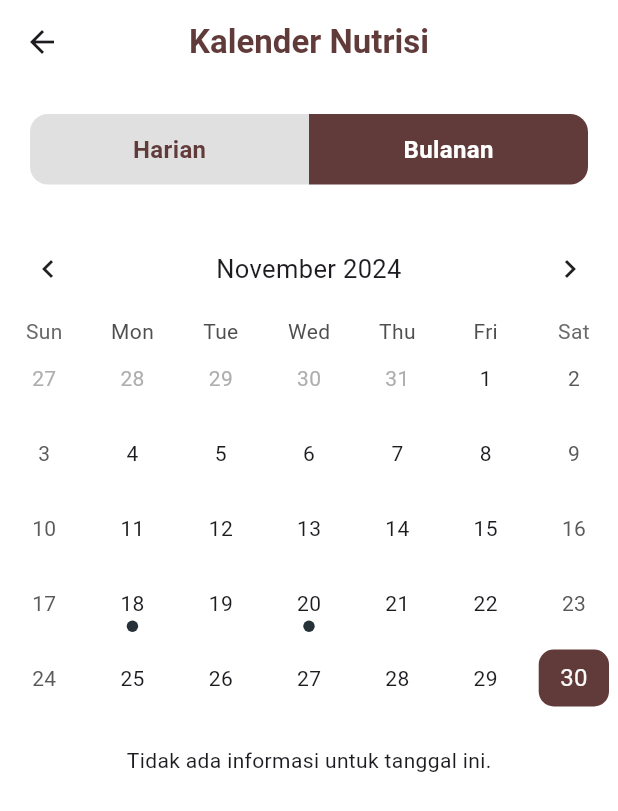
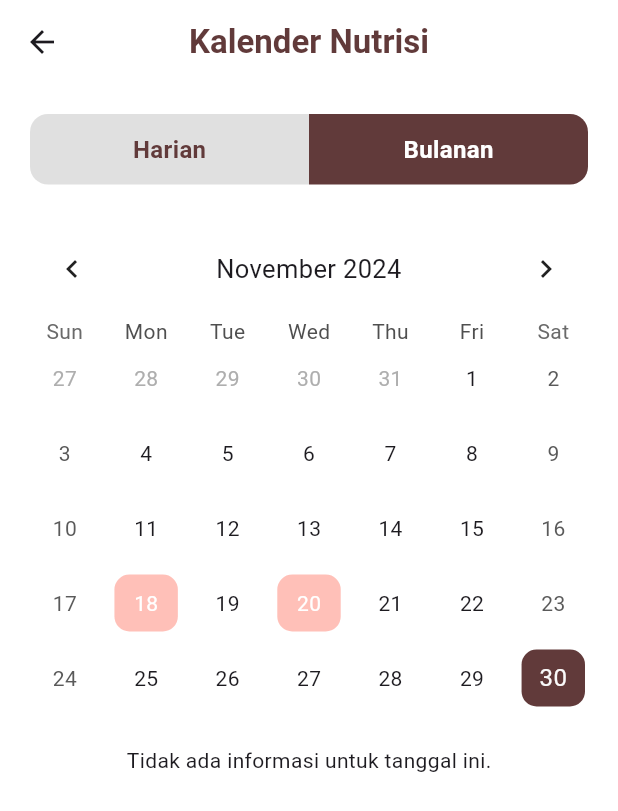
Before and after one commit to nailahazhr/tekber-finalproject, a Flutter app: the CalendarScreen screen opened directly, after a tap on "Bulanan", on a phone screen of 412 x 824 dp. Shown: the top 811 px of the screen. Run offline on Flutter 3.47's test engine with Material 3 defaults, Android fonts, the phone set to English and light mode, and no system bars; drawn by our look-alikes of table_calendar.

Commit message:
Update calendar_screen.dart

```diff
--- a/lib/screens/calendar_screen.dart
+++ b/lib/screens/calendar_screen.dart
@@ -2,6 +2,7 @@ import 'package:flutter/material.dart';
 import '../constants/colors.dart';
 import 'package:table_calendar/table_calendar.dart';
 import '../model/calendar_model.dart';
+import '../constants/calendar_data.dart'; // Import file data
 
 class CalendarScreen extends StatefulWidget {
   CalendarScreen({Key? key}) : super(key: key);
@@ -11,33 +12,11 @@ class CalendarScreen extends StatefulWidget {
 }
 
 class _CalendarScreenState extends State<CalendarScreen> {
-  // Status untuk pilihan tampilan Harian atau Bulanan
   bool _isHarianSelected = true;
 
-  // Konfigurasi kalender
   CalendarFormat _calendarFormat = CalendarFormat.month;
   DateTime _selectedDay = DateTime.now();
   DateTime _focusedDay = DateTime.now();
-
-  // Tanggal yang ingin ditandai
-  final _holidayDates = [
-    DateTime(2024, 11, 18),
-    DateTime(2024, 11, 20),
-  ];
-
-  // Data batas maksimal (contoh data)
-  final Map<DateTime, List<Batas>> batasMaksimal = {
-    DateTime(2024, 11, 18): [
-      Batas(jenis: "Lemak", batas: 65.0),
-      Batas(jenis: "Gula", batas: 50.0),
-      Batas(jenis: "Garam", batas: 5.0),
-    ],
-    DateTime(2024, 11, 20): [
-      Batas(jenis: "Lemak", batas: 70.0),
-      Batas(jenis: "Gula", batas: 45.0),
-      Batas(jenis: "Garam", batas: 6.0),
-    ],
-  };
 
   void _onDaySelected(DateTime selectedDay, DateTime focusedDay) {
     setState(() {
@@ -50,6 +29,7 @@ class _CalendarScreenState extends State<CalendarScreen> {
   Widget build(BuildContext context) {
     return Scaffold(
       backgroundColor: Colors.white,
+      // Header
       appBar: AppBar(
         backgroundColor: Colors.white,
         title: Text(
@@ -77,7 +57,7 @@ class _CalendarScreenState extends State<CalendarScreen> {
     );
   }
 
-  // Widget untuk bagian pilihan Harian atau Bulanan
+  // Sections
   Widget _buildSections() {
     return Row(
       children: [
@@ -145,14 +125,12 @@ class _CalendarScreenState extends State<CalendarScreen> {
     );
   }
 
-  // Widget untuk konten Harian
   Widget _buildHarianContent() {
     return Center(
       child: Text("Konten Harian"),
     );
   }
 
-  // Widget untuk konten Bulanan
   Widget _buildBulananContent() {
     return Column(
       children: [
@@ -175,6 +153,7 @@ class _CalendarScreenState extends State<CalendarScreen> {
                     style: const TextStyle(
                       fontSize: 18,
                       fontWeight: FontWeight.bold,
+                      color: tThirdColor,
                     ),
                   ),
                   SizedBox(height: 12),
@@ -197,9 +176,10 @@ class _CalendarScreenState extends State<CalendarScreen> {
     );
   }
 
-  // Widget untuk kalender
   Widget _Calendar() {
-    return TableCalendar(
+    return Padding(
+      padding: const EdgeInsets.symmetric(horizontal: 16.0), // Tambahkan jarak ke kanan dan kiri
+      child: TableCalendar(
         rowHeight: 50,
         headerStyle: HeaderStyle(
           formatButtonVisible: false,
@@ -220,49 +200,56 @@ class _CalendarScreenState extends State<CalendarScreen> {
             color: tAccentColor2,
             borderRadius: BorderRadius.circular(10),
           ),
+          holidayTextStyle: TextStyle(
+            color: Colors.white,
+          ),
           holidayDecoration: BoxDecoration(
             color: tAccentColor2,
             borderRadius: BorderRadius.circular(10),
           ),
         ),
+        holidayPredicate: (day) {
+          return holidayDates.any((holiday) => isSameDay(holiday, day));
+        },
         eventLoader: (day) {
-        if (_holidayDates.any((holiday) => isSameDay(holiday, day))) {
-          return [""];
-        }
           return [];
         },
+      ),
     );
   }
 
-  // Widget untuk card batas maksimal
+
   Widget _buildInfoCard(Batas batas) {
     return Card(
       elevation: 3,
+      color: const Color.fromARGB(255, 248, 248, 248),
       shape: RoundedRectangleBorder(
         borderRadius: BorderRadius.circular(12),
       ),
       child: Container(
-        width: 150,
-        height: 180,
-        padding: EdgeInsets.only(left:(10), right:(10), top:(24), bottom:(24)),
+        // Gunakan MediaQuery untuk mengambil lebar layar
+        width: MediaQuery.of(context).size.width * 0.3,
+        padding: EdgeInsets.all(16),
         child: Column(
           mainAxisAlignment: MainAxisAlignment.spaceBetween,
           crossAxisAlignment: CrossAxisAlignment.center,
           children: [
             Text(
-              "Konsumsi ${batas.jenis}",
+              "Konsumsi"+"\n${batas.jenis}",
+              textAlign: TextAlign.center,
               style: TextStyle(
                 fontSize: 16,
                 fontWeight: FontWeight.bold,
                 color: tThirdColor,
               ),
             ),
-            SizedBox(height: 4),
+            SizedBox(height: 8),
             Text(
               "Batas Konsumsi ${batas.jenis} Harian Anda Maksimal (gram):",
-              style: TextStyle(fontSize: 12, color: Colors.grey[600]),
+              textAlign: TextAlign.center,
+              style: TextStyle(fontSize: 12, color: const Color.fromARGB(255, 48, 48, 48)),
             ),
-            SizedBox(height: 4),
+            SizedBox(height: 8),
             Row(
               mainAxisSize: MainAxisSize.min,
               mainAxisAlignment: MainAxisAlignment.center,
@@ -284,4 +271,5 @@ class _CalendarScreenState extends State<CalendarScreen> {
       ),
     );
   }
+
 }
```
Lines whose indentation alone changed are shown as unchanged.
